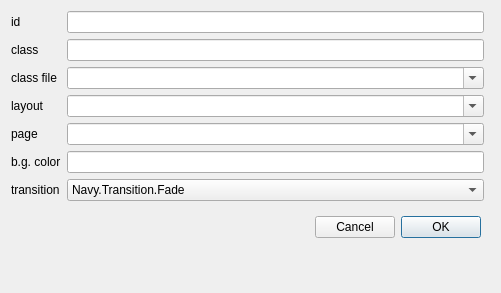
Old version of the form creator/src/window/n_scene_dialog.ui in the repository h13i32maru/navyjs-legacy2.
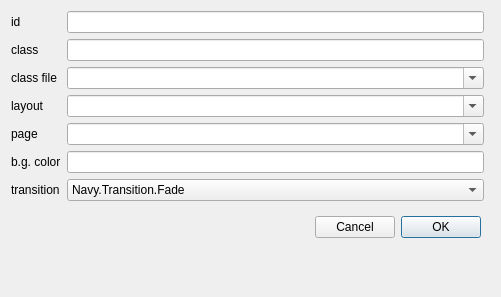
New version of the form. Custom widgets are drawn as their Qt base class.

The edit to the form file:
```diff
--- a/creator/src/window/n_scene_dialog.ui
+++ b/creator/src/window/n_scene_dialog.ui
@@ -7,7 +7,7 @@
     <x>0</x>
     <y>0</y>
     <width>501</width>
-    <height>293</height>
+    <height>297</height>
    </rect>
   </property>
   <property name="windowTitle">
```
Left out of the diff: 29 changed lines with no effect on the pictures.
